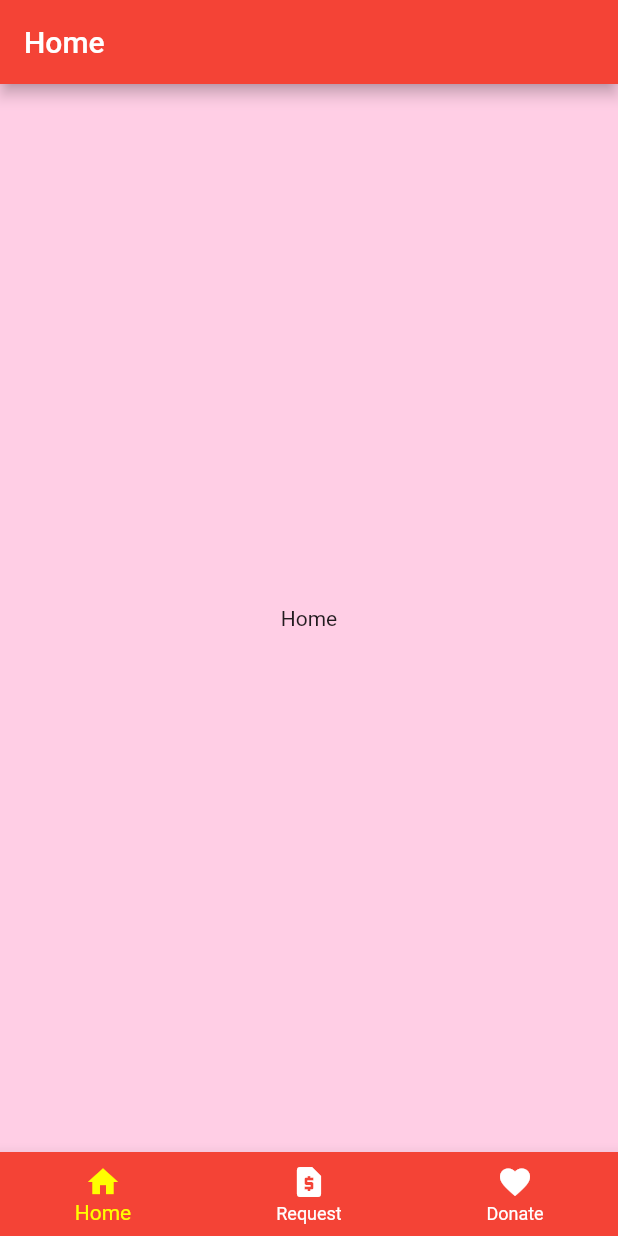
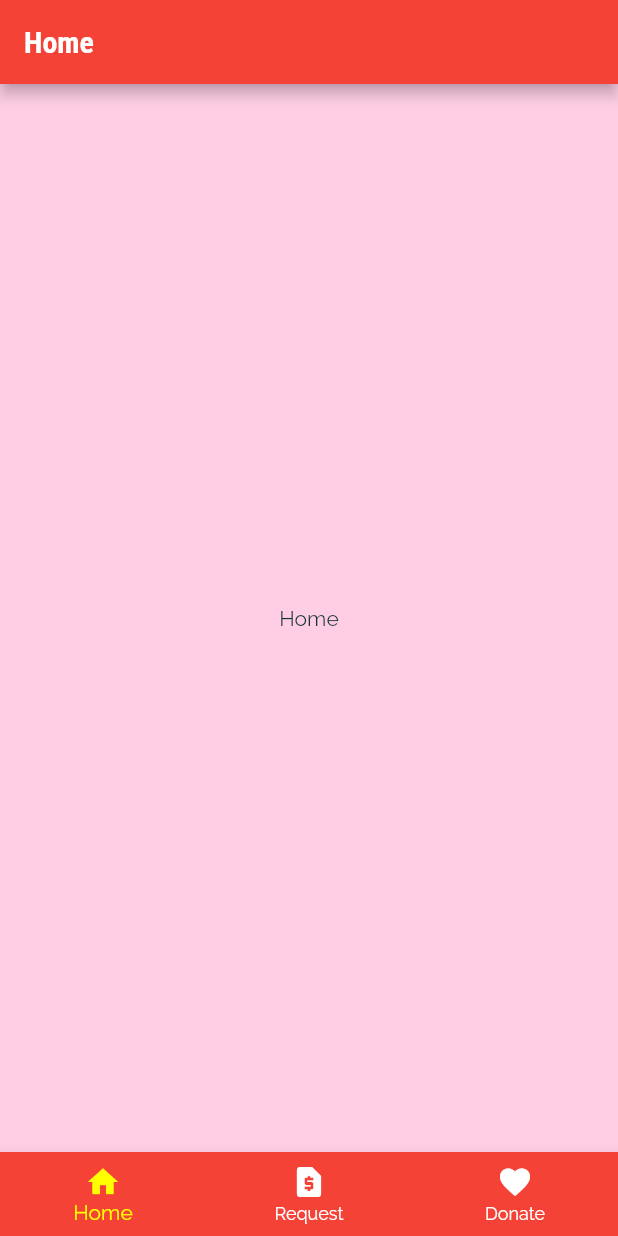
Before and after one commit to richardjoel777/blood_plus, a Flutter app: the screen it shows after launch, on a phone screen of 412 x 824 dp. Run offline on Flutter 3.47's test engine with Material 2 defaults, Android fonts, the phone set to English and light mode, and no system bars.

Commit message:
Added fonts

```diff
--- a/lib/main.dart
+++ b/lib/main.dart
@@ -14,22 +14,21 @@
       theme: ThemeData(
           primarySwatch: Colors.red,
           accentColor: Colors.yellowAccent,
-          backgroundColor: Color.fromRGBO(255, 2254, 229, 1),
           canvasColor: Color.fromRGBO(255, 2254, 229, 1),
-          // fontFamily: 'Sans',
-          // textTheme: ThemeData.light().textTheme.copyWith(
-          //     bodyText2: TextStyle(
-          //       color: Color.fromRGBO(20, 51, 51, 1),
-          //     ),
-          //     bodyText1: TextStyle(
-          //       color: Color.fromRGBO(20, 51, 51, 1),
-          //     ),
-          //     headline6: TextStyle(
-          //       fontSize: 20,
-          //       fontFamily: 'Sans',
-          //       fontWeight: FontWeight.bold,
-          //     ))),
-      ),
+          fontFamily: 'Raleway',
+          textTheme: ThemeData.light().textTheme.copyWith(
+              bodyText2: TextStyle(
+                color: Color.fromRGBO(20, 51, 51, 1),
+              ),
+              bodyText1: TextStyle(
+                color: Color.fromRGBO(20, 51, 51, 1),
+              ),
+              headline6: TextStyle(
+                color: Color.fromRGBO(255,255,255, 1),
+                fontSize: 20,
+                fontFamily: 'RobotoCondensed',
+                fontWeight: FontWeight.bold,
+              ))),
       initialRoute: '/',
       routes: {
         '/': (ctx) => TabsScreen(),
--- a/lib/screens/tabsScreen.dart
+++ b/lib/screens/tabsScreen.dart
@@ -39,7 +39,7 @@
   Widget build(BuildContext context) {
     return Scaffold(
       appBar: AppBar(
-        title: Text(_pages[_selectedPageIndex]['title']),
+        title: Text(_pages[_selectedPageIndex]['title'], style: Theme.of(context).textTheme.headline6,),
       ),
       body: _pages[_selectedPageIndex]['page'],
       bottomNavigationBar: BottomNavigationBar(
```
Also changed, not shown: pubspec.yaml (+18 -15 lines), assets/fonts/Raleway-Black.ttf (added), assets/fonts/Raleway-Bold.ttf (added), assets/fonts/Raleway-Regular.ttf (added), assets/fonts/RobotoCondensed-Bold.ttf (added), assets/fonts/RobotoCondensed-Italic.ttf (added), assets/fonts/RobotoCondensed-Light.ttf (added), assets/fonts/RobotoCondensed-Regular.ttf (added).
